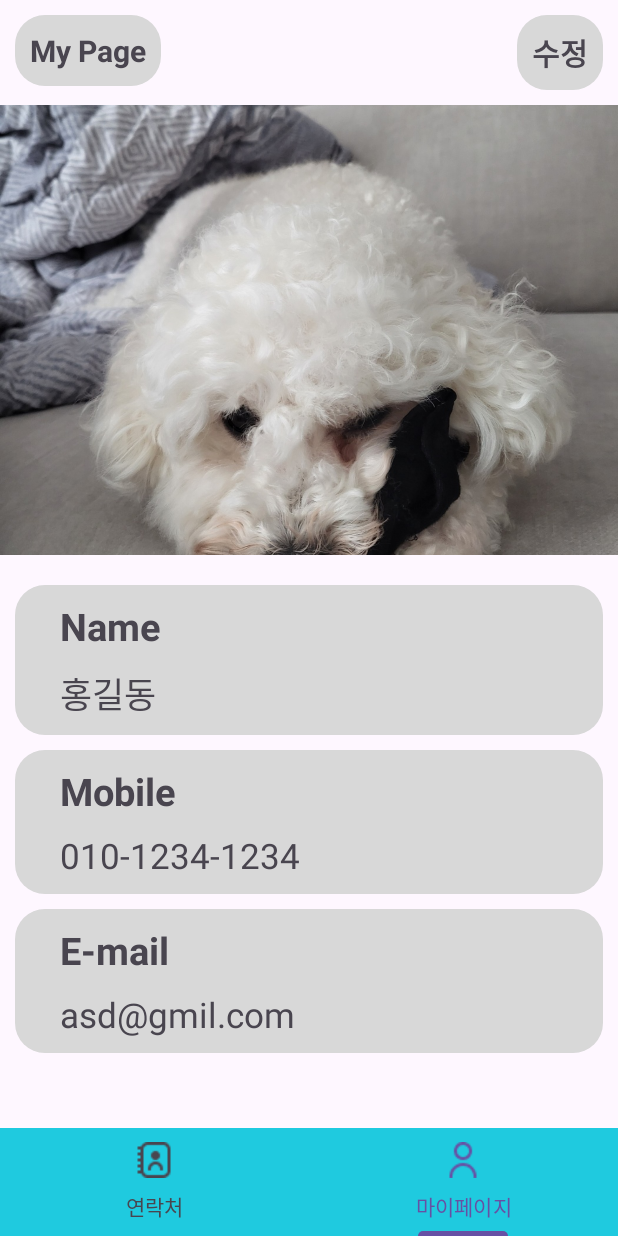
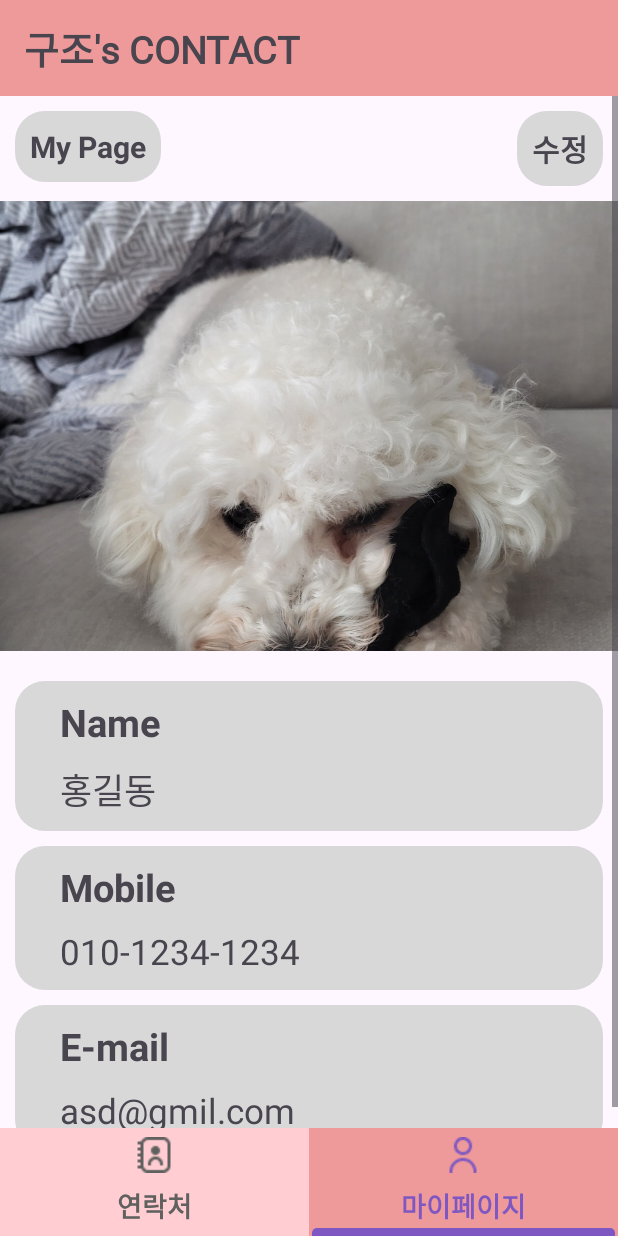
Before and after one commit to werds7890/phone_list, an Android app: the screen it shows after launch (MainContactActivity), item 2 of the bottom bar chosen, on a phone screen of 412 x 824 dp. Run offline under Robolectric (Android 15) with nearby library versions, the phone set to English and light mode, and no system bars.

Commit message:
[FEAT] : ⚙️ Toolbar UI [DESIGN] : 🎨 TabLayout 디자인(클릭시 배경색, 글씨 크기 및 굵기 etc)

```diff
--- /dev/null
+++ b/app/src/main/res/color/tablayout_selected_background.xml
@@ -0,0 +1,5 @@
+<?xml version="1.0" encoding="utf-8"?>
+<selector xmlns:android="http://schemas.android.com/apk/res/android">
+    <item android:color="#EF9A9A" android:state_selected="true"/>
+    <item android:color="#FFCDD2"/>
+</selector>
--- /dev/null
+++ b/app/src/main/res/color/tablayout_selected_color.xml
@@ -0,0 +1,5 @@
+<?xml version="1.0" encoding="utf-8"?>
+<selector xmlns:android="http://schemas.android.com/apk/res/android">
+    <item android:color="#7E57C2" android:state_selected="true" />
+    <item android:color="#60605F" />
+</selector>
--- a/app/src/main/res/layout/activity_main_contact.xml
+++ b/app/src/main/res/layout/activity_main_contact.xml
@@ -6,42 +6,49 @@
     android:layout_height="match_parent"
     tools:context=".MainContactActivity">
 
-    <androidx.constraintlayout.widget.ConstraintLayout
-        android:id="@+id/main_contact_frame_layout"
-        android:layout_width="0dp"
-        android:layout_height="0dp"
-        app:layout_constraintBottom_toTopOf="@+id/tabLayout"
+    <androidx.appcompat.widget.Toolbar
+        android:id="@+id/toolbar"
+        android:layout_width="match_parent"
+        android:layout_height="wrap_content"
+        android:background="#EF9A9A"
         app:layout_constraintEnd_toEndOf="parent"
         app:layout_constraintStart_toStartOf="parent"
         app:layout_constraintTop_toTopOf="parent">
 
-        <androidx.viewpager2.widget.ViewPager2
-            android:id="@+id/viewpager"
-            android:layout_width="match_parent"
-            android:layout_height="match_parent"
-            app:layout_constraintEnd_toEndOf="parent"
-            app:layout_constraintStart_toStartOf="parent"
-            app:layout_constraintTop_toTopOf="parent" />
+        <TextView
+            android:layout_width="wrap_content"
+            android:layout_height="wrap_content"
+            android:text="구조's CONTACT"
+            android:textSize="25sp"
+            android:textStyle="bold"
+            android:fontFamily="@font/yes24"/>
+    </androidx.appcompat.widget.Toolbar>
 
-
-    </androidx.constraintlayout.widget.ConstraintLayout>
+    <androidx.viewpager2.widget.ViewPager2
+        android:id="@+id/viewpager"
+        android:layout_width="match_parent"
+        android:layout_height="0dp"
+        app:layout_constraintBottom_toTopOf="@+id/tabLayout"
+        app:layout_constraintEnd_toEndOf="parent"
+        app:layout_constraintTop_toBottomOf="@id/toolbar" />
 
     <com.google.android.material.tabs.TabLayout
         android:id="@+id/tabLayout"
         android:layout_width="match_parent"
         android:layout_height="wrap_content"
+        android:background="#FFCDD2"
         app:layout_constraintBottom_toBottomOf="parent"
-        app:tabBackground="@color/mint">
+        app:tabGravity="fill"
+        app:tabIconTint="@color/tablayout_selected_color"
+        app:tabIndicatorColor="#7E57C2"
+        app:tabIndicatorFullWidth="true"
+        app:tabIndicatorGravity="bottom"
+        app:tabIndicatorHeight="5dp"
+        app:tabRippleColor="#FFCDD2"
+        app:tabTextColor="@color/tablayout_selected_color"
+        app:tabTextAppearance="@style/tabTextSizeBold"
+        app:tabBackground="@color/tablayout_selected_background">
 
-        <com.google.android.material.tabs.TabItem
-            android:layout_width="match_parent"
-            android:layout_height="match_parent"
-            android:text="연락처"/>
-
-        <com.google.android.material.tabs.TabItem
-            android:layout_width="match_parent"
-            android:layout_height="match_parent"
-            android:text="마이페이지" />
 
     </com.google.android.material.tabs.TabLayout>
 
--- a/app/src/main/res/values-night/themes.xml
+++ b/app/src/main/res/values-night/themes.xml
@@ -3,5 +3,6 @@
     <style name="Base.Theme.Phone_List" parent="Theme.Material3.DayNight.NoActionBar">
         <!-- Customize your dark theme here. -->
         <!-- <item name="colorPrimary">@color/my_dark_primary</item> -->
+        <item name="android:statusBarColor">#EF9A9A</item>
     </style>
 </resources>
--- a/app/src/main/res/values/styles.xml
+++ b/app/src/main/res/values/styles.xml
@@ -6,4 +6,9 @@
         <item name="strokeWidth">3dp</item>
     </style>
 
+    <style name="tabTextSizeBold" parent="TextAppearance.Design.Tab">
+        <item name="android:textSize">18sp</item>
+        <item name="android:textStyle">bold</item>
+        <item name="fontFamily">@font/yes24</item>
+    </style>
 </resources>
--- a/app/src/main/res/values/themes.xml
+++ b/app/src/main/res/values/themes.xml
@@ -3,6 +3,7 @@
     <style name="Base.Theme.Phone_List" parent="Theme.Material3.DayNight.NoActionBar">
         <!-- Customize your light theme here. -->
         <!-- <item name="colorPrimary">@color/my_light_primary</item> -->
+        <item name="android:statusBarColor">#E57373</item>
     </style>
 
     <style name="Theme.Phone_List" parent="Base.Theme.Phone_List" />
```
Also changed, not shown: app/src/main/res/drawable/js.jpg (renamed from app/src/main/res/drawable/JS.jpg), app/src/main/res/drawable/sh.jpg (renamed from app/src/main/res/drawable/SH.jpg), app/src/main/res/drawable/sy.jpg (renamed from app/src/main/res/drawable/SY.jpg), app/src/main/res/drawable/ty.jpg (renamed from app/src/main/res/drawable/TY.jpg), app/src/main/res/drawable/ya.jpg (renamed from app/src/main/res/drawable/YA.jpg), app/src/main/res/drawable/yr.jpg (renamed from app/src/main/res/drawable/YR.jpg), 1 other file.
